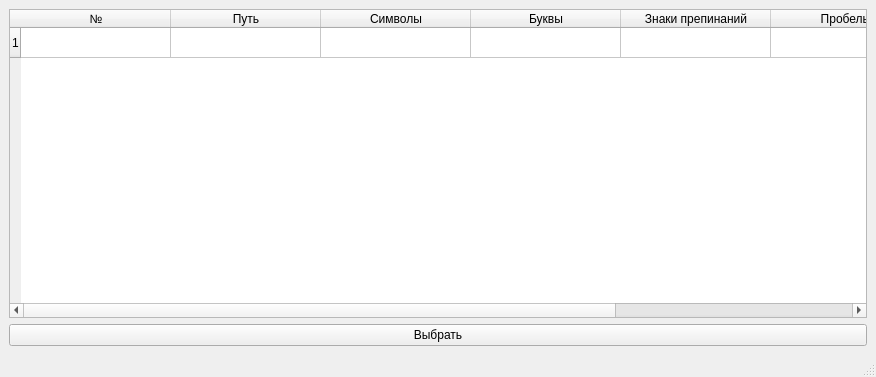
This is mainwindow.ui in Papakryt/textAnalyzer as Qt 5 draws it before an edit. The edited form follows.
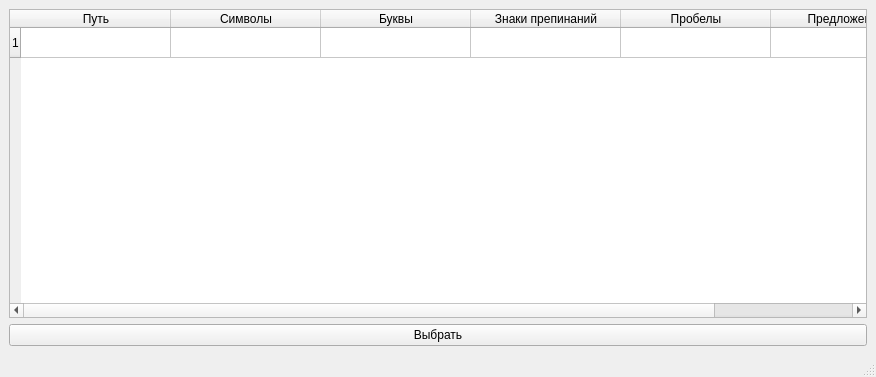
This is the edited form.

What changed in the file:
```diff
--- a/mainwindow.ui
+++ b/mainwindow.ui
@@ -55,11 +55,6 @@
         <string>1</string>
        </property>
       </row>
-      <column>
-       <property name="text">
-        <string>№</string>
-       </property>
-      </column>
       <column>
        <property name="text">
         <string>Путь</string>
@@ -90,11 +85,6 @@
         <string>Предложения</string>
        </property>
       </column>
-      <item row="0" column="0">
-       <property name="text">
-        <string/>
-       </property>
-      </item>
      </widget>
     </item>
     <item>
```
